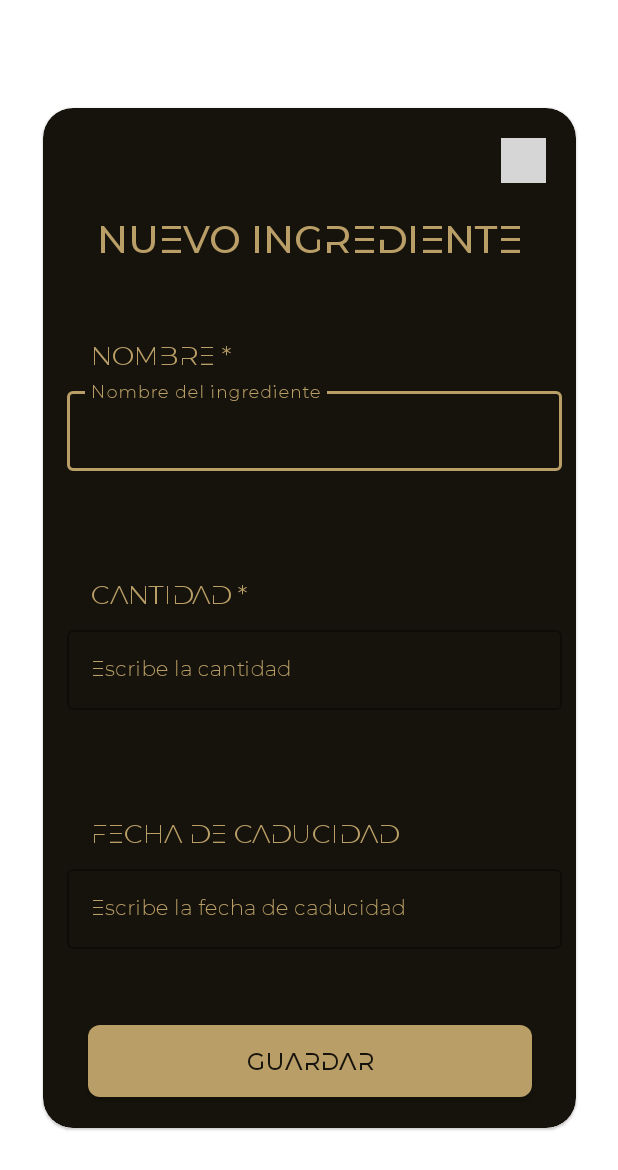
After one commit to JruizdGaona/EatIt, an Android app: the layout card_add_ingredientes.xml on its own in the app's theme, with its tools: preview values and no code run, on a phone screen of 412 x 824 dp. The commit adds this screen. Shown: the top 1170 px of the screen. Run offline under Robolectric (Android 15) with nearby library versions, the phone set to English and light mode, and no system bars; grey boxes are pictures that could not be loaded.

Commit message:
Mostrar CardView PopUp añadir Ingrediente

```diff
--- /dev/null
+++ b/app/src/main/java/com/example/eatit/fragments/ingredientes/CardAddIngrediente.java
@@ -0,0 +1,43 @@
+package com.example.eatit.fragments.ingredientes;
+
+import android.app.Dialog;
+import android.content.Context;
+import android.graphics.Color;
+import android.graphics.drawable.ColorDrawable;
+import android.view.inputmethod.InputMethodManager;
+
+import androidx.annotation.NonNull;
+import androidx.cardview.widget.CardView;
+
+import com.example.eatit.R;
+
+public class CardAddIngrediente {
+
+    Context context;
+
+    public CardAddIngrediente (Context context) {this.context = context;}
+
+    public void operacionesCardView() {
+        Dialog dialog = new Dialog(context);
+        dialog.setContentView(R.layout.card_add_ingredientes);
+        dialog.getWindow().setBackgroundDrawable(new ColorDrawable(Color.TRANSPARENT));
+
+        cerrarTeclado(dialog);
+        dialog.show();
+    }
+
+    /**
+     * Método usado para cerrar el teclado al pulsar sobre otro lado de la pantalla.
+     *
+     * @return - True, si la vista es distinta de null, False si la View es null.
+     */
+    private boolean cerrarTeclado(@NonNull Dialog dialog) {
+        CardView cardView = dialog.findViewById(R.id.cradView_add_ingredientes);
+        cardView.setOnClickListener(view -> {
+            InputMethodManager imm = (InputMethodManager) context.getSystemService(Context.INPUT_METHOD_SERVICE);
+            imm.hideSoftInputFromWindow(view.getWindowToken(), 0);
+        });
+
+        return true;
+    }
+}
--- a/app/src/main/java/com/example/eatit/fragments/ingredientes/FragmentAddIngredientes.java
+++ b/app/src/main/java/com/example/eatit/fragments/ingredientes/FragmentAddIngredientes.java
@@ -1,5 +1,8 @@
 package com.example.eatit.fragments.ingredientes;
 
+import android.app.Dialog;
+import android.graphics.Color;
+import android.graphics.drawable.ColorDrawable;
 import android.os.Bundle;
 import android.view.LayoutInflater;
 import android.view.View;
@@ -39,6 +42,10 @@ public class FragmentAddIngredientes extends Fragment {
     public void onViewCreated(@NonNull View view, @Nullable Bundle savedInstanceState) {
         FloatingActionButton floatingActionButton = view.findViewById(R.id.btn_flotante);
 
-        floatingActionButton.setOnClickListener((View) -> Toast.makeText(this.getContext(), "Añadir Ingrediente", Toast.LENGTH_SHORT).show());
+        floatingActionButton.setOnClickListener((View) -> {
+            CardAddIngrediente cardAddIngrediente = new CardAddIngrediente(getContext());
+
+            cardAddIngrediente.operacionesCardView();
+        });
     }
 }
--- /dev/null
+++ b/app/src/main/res/layout/card_add_ingredientes.xml
@@ -0,0 +1,227 @@
+<?xml version="1.0" encoding="utf-8"?>
+<!-- Layout principal para el card de Añadir Ingredientes -->
+<androidx.constraintlayout.widget.ConstraintLayout xmlns:android="http://schemas.android.com/apk/res/android"
+    android:layout_width="match_parent"
+    android:layout_height="match_parent"
+    xmlns:app="http://schemas.android.com/apk/res-auto"
+    android:id="@+id/layout_card_add_ingredientes">
+
+    <!-- CradView de Añadir Ingredientes -->
+    <com.google.android.material.card.MaterialCardView
+        android:id="@+id/cradView_add_ingredientes"
+        android:layout_width="355dp"
+        android:layout_height="680dp"
+        app:cardCornerRadius="20dp"
+        app:layout_constraintBottom_toBottomOf="parent"
+        app:layout_constraintEnd_toEndOf="parent"
+        app:layout_constraintStart_toStartOf="parent"
+        app:layout_constraintTop_toTopOf="parent"
+        android:backgroundTint="@color/negroClaro"
+        app:cardBackgroundColor="@color/negroClaro">
+
+        <!-- Layout para el CardView -->
+        <androidx.constraintlayout.widget.ConstraintLayout
+            android:layout_width="match_parent"
+            android:layout_height="match_parent"
+            android:id="@+id/cardViewIng">
+
+            <ImageView
+                android:id="@+id/cerrar"
+                android:layout_width="30dp"
+                android:layout_height="30dp"
+                android:layout_marginTop="20dp"
+                android:layout_marginEnd="20dp"
+                android:src="@drawable/cerrar"
+                app:layout_constraintEnd_toEndOf="parent"
+                app:layout_constraintTop_toTopOf="parent" />
+
+            <!-- TextView del CardView -->
+            <TextView
+                android:id="@+id/text_add_ingrediente"
+                android:layout_width="wrap_content"
+                android:layout_height="wrap_content"
+                android:layout_marginTop="70dp"
+                android:fontFamily="@font/montserrat_medio"
+                android:text="@string/card_add_ingredientes"
+                android:textColor="@color/doradoClaro"
+                android:textSize="25sp"
+                app:layout_constraintEnd_toEndOf="parent"
+                app:layout_constraintStart_toStartOf="parent"
+                app:layout_constraintTop_toTopOf="parent" />
+
+            <!-- Layout Nombre del ingrediente -->
+            <androidx.constraintlayout.widget.ConstraintLayout
+                android:id="@+id/layout_nombre_ingrediente"
+                android:layout_marginTop="20dp"
+                android:layout_width="match_parent"
+                android:layout_height="wrap_content"
+                app:layout_constraintTop_toBottomOf="@+id/text_add_ingrediente">
+
+                <!-- Texto Nombre del Ingrediente -->
+                <TextView
+                    android:id="@+id/texto_nombre_ingrediente"
+                    android:layout_width="wrap_content"
+                    android:layout_height="wrap_content"
+                    android:layout_marginStart="32dp"
+                    android:layout_marginTop="30dp"
+                    android:fontFamily="@font/montserrat_light"
+                    android:text="@string/card_nombre_ingrediente"
+                    android:textColor="@color/doradoClaro"
+                    android:textSize="17sp"
+                    app:layout_constraintStart_toStartOf="parent"
+                    app:layout_constraintTop_toTopOf="parent" />
+
+                <!-- Layout TextInputEditText  -->
+                <com.google.android.material.textfield.TextInputLayout
+                    android:id="@+id/login_layoutTextInput_nombre_ingrediente"
+                    style="@style/Widget.MaterialComponents.TextInputLayout.OutlinedBox"
+                    android:layout_width="match_parent"
+                    android:layout_height="wrap_content"
+                    android:layout_marginStart="16dp"
+                    android:layout_marginTop="7dp"
+                    android:fontFamily="@font/montserrat_light"
+                    android:textColorHint="@color/doradoClaro"
+                    android:textSize="16sp"
+                    app:endIconMode="clear_text"
+                    app:endIconTint="@color/doradoClaro"
+                    app:errorEnabled="true"
+                    app:helperTextEnabled="true"
+                    app:layout_constraintEnd_toEndOf="parent"
+                    app:layout_constraintTop_toBottomOf="@+id/texto_nombre_ingrediente">
+
+                    <!-- TextInput nombre ingrediente -->
+                    <com.google.android.material.textfield.TextInputEditText
+                        android:id="@+id/login_textInput_nombreIngrediente"
+                        android:layout_width="330dp"
+                        android:layout_height="wrap_content"
+                        android:fontFamily="@font/montserrat_light"
+                        android:hint="@string/nombre_ingrediente_hint"
+                        android:textColor="@color/doradoClaro"
+                        android:textSize="14sp" />
+                </com.google.android.material.textfield.TextInputLayout>
+            </androidx.constraintlayout.widget.ConstraintLayout>
+
+            <!-- Layout cantidad del ingrediente -->
+            <androidx.constraintlayout.widget.ConstraintLayout
+                android:id="@+id/layout_cantidad_ingrediente"
+                android:layout_marginTop="20dp"
+                android:layout_width="match_parent"
+                android:layout_height="wrap_content"
+                app:layout_constraintTop_toBottomOf="@+id/layout_nombre_ingrediente">
+
+                <!-- Texto cantidad del Ingrediente -->
+                <TextView
+                    android:id="@+id/texto_cantidad_ingrediente"
+                    android:layout_width="wrap_content"
+                    android:layout_height="wrap_content"
+                    android:layout_marginStart="32dp"
+                    android:layout_marginTop="30dp"
+                    android:fontFamily="@font/montserrat_light"
+                    android:text="@string/card_cantidad_ingrediente"
+                    android:textColor="@color/doradoClaro"
+                    android:textSize="17sp"
+                    app:layout_constraintStart_toStartOf="parent"
+                    app:layout_constraintTop_toTopOf="parent" />
+
+                <!-- Layout TextInputEditText  -->
+                <com.google.android.material.textfield.TextInputLayout
+                    android:id="@+id/login_layoutTextInput_cantidad_ingrediente"
+                    style="@style/Widget.MaterialComponents.TextInputLayout.OutlinedBox"
+                    android:layout_width="match_parent"
+                    android:layout_height="wrap_content"
+                    android:layout_marginStart="16dp"
+                    android:layout_marginTop="7dp"
+                    android:fontFamily="@font/montserrat_light"
+                    android:textColorHint="@color/doradoClaro"
+                    android:textSize="16sp"
+                    app:endIconMode="clear_text"
+                    app:endIconTint="@color/doradoClaro"
+                    app:errorEnabled="true"
+                    app:helperTextEnabled="true"
+                    app:layout_constraintEnd_toEndOf="parent"
+                    app:layout_constraintTop_toBottomOf="@+id/texto_cantidad_ingrediente">
+
+                    <!-- TextInput cantidad ingrediente -->
+                    <com.google.android.material.textfield.TextInputEditText
+                        android:id="@+id/login_textInput_cantidadIngrediente"
+                        android:layout_width="330dp"
+                        android:layout_height="wrap_content"
+                        android:fontFamily="@font/montserrat_light"
+                        android:hint="@string/cantidad_ingrediente_hint"
+                        android:textColor="@color/doradoClaro"
+                        android:textSize="14sp" />
+                </com.google.android.material.textfield.TextInputLayout>
+            </androidx.constraintlayout.widget.ConstraintLayout>
+
+            <!-- Layout fecha de caducidad del ingrediente -->
+            <androidx.constraintlayout.widget.ConstraintLayout
+                android:id="@+id/layout_caducidad_ingrediente"
+                android:layout_marginTop="20dp"
+                android:layout_width="match_parent"
+                android:layout_height="wrap_content"
+                app:layout_constraintTop_toBottomOf="@+id/layout_cantidad_ingrediente">
+
+                <!-- Texto caducidad del Ingrediente -->
+                <TextView
+                    android:id="@+id/texto_caducidad_ingrediente"
+                    android:layout_width="wrap_content"
+                    android:layout_height="wrap_content"
+                    android:layout_marginStart="32dp"
+                    android:layout_marginTop="30dp"
+                    android:fontFamily="@font/montserrat_light"
+                    android:text="@string/card_caducidad"
+                    android:textColor="@color/doradoClaro"
+                    android:textSize="17sp"
+                    app:layout_constraintStart_toStartOf="parent"
+                    app:layout_constraintTop_toTopOf="parent" />
+
+                <!-- Layout TextInputEditText  -->
+                <com.google.android.material.textfield.TextInputLayout
+                    android:id="@+id/login_layoutTextInput_caducidad_ingrediente"
+                    style="@style/Widget.MaterialComponents.TextInputLayout.OutlinedBox"
+                    android:layout_width="match_parent"
+                    android:layout_height="wrap_content"
+                    android:layout_marginStart="16dp"
+                    android:layout_marginTop="7dp"
+                    android:fontFamily="@font/montserrat_light"
+                    android:textColorHint="@color/doradoClaro"
+                    android:textSize="16sp"
+                    app:endIconMode="clear_text"
+                    app:endIconTint="@color/doradoClaro"
+                    app:errorEnabled="true"
+                    app:helperTextEnabled="true"
+                    app:layout_constraintEnd_toEndOf="parent"
+                    app:layout_constraintTop_toBottomOf="@+id/texto_caducidad_ingrediente">
+
+                    <!-- TextInput caducidad ingrediente -->
+                    <com.google.android.material.textfield.TextInputEditText
+                        android:id="@+id/login_textInput_caducidadIngrediente"
+                        android:layout_width="330dp"
+                        android:layout_height="wrap_content"
+                        android:fontFamily="@font/montserrat_light"
+                        android:hint="@string/caducidad_ingrediente_hint"
+                        android:textColor="@color/doradoClaro"
+                        android:textSize="14sp" />
+                </com.google.android.material.textfield.TextInputLayout>
+            </androidx.constraintlayout.widget.ConstraintLayout>
+
+            <!-- Botón de Inicio de Sesión -->
+            <androidx.appcompat.widget.AppCompatButton
+                android:id="@+id/btn_guardar_ingrediente"
+                android:layout_width="296dp"
+                android:layout_height="48dp"
+                android:layout_gravity="center_horizontal|center"
+                android:layout_marginTop="30dp"
+                android:background="@drawable/btn_login"
+                android:fontFamily="@font/montserrat_medio"
+                android:gravity="center"
+                android:text="@string/guardar_ingrediente"
+                android:textColor="@color/negroClaro"
+                android:textSize="16sp"
+                app:layout_constraintEnd_toEndOf="parent"
+                app:layout_constraintStart_toStartOf="parent"
+                app:layout_constraintTop_toBottomOf="@+id/layout_caducidad_ingrediente" />
+
+        </androidx.constraintlayout.widget.ConstraintLayout>
+    </com.google.android.material.card.MaterialCardView>
+</androidx.constraintlayout.widget.ConstraintLayout>
--- a/app/src/main/res/values/strings.xml
+++ b/app/src/main/res/values/strings.xml
@@ -49,6 +49,15 @@
     <string name="add_ingrediente">AÑADIR INGREDIENTE</string>
     <string name="scanner">Imagen Scanner</string>
     <string name="btn_float">Botón Flotante</string>
+        <!-- Cadenas de Texto para el CardView de añadir ingredientes -->
+        <string name="card_add_ingredientes">NUEVO INGREDIENTE</string>
+        <string name="card_nombre_ingrediente">NOMBRE *</string>
+        <string name="nombre_ingrediente_hint">Nombre del ingrediente</string>
+        <string name="card_cantidad_ingrediente">CANTIDAD *</string>
+        <string name="cantidad_ingrediente_hint">Escribe la cantidad</string>
+        <string name="card_caducidad">FECHA DE CADUCIDAD</string>
+        <string name="caducidad_ingrediente_hint">Escribe la fecha de caducidad</string>
+        <string name="guardar_ingrediente">GUARDAR</string>
 
     <!-- Cadenas de Texto Fragment Recomendador -->
     <!-- Cadenas de Texto Fragmment Mis Recetas -->
```
Also changed, not shown: app/src/debug/res/drawable-xhdpi/cerrar.png (added).
